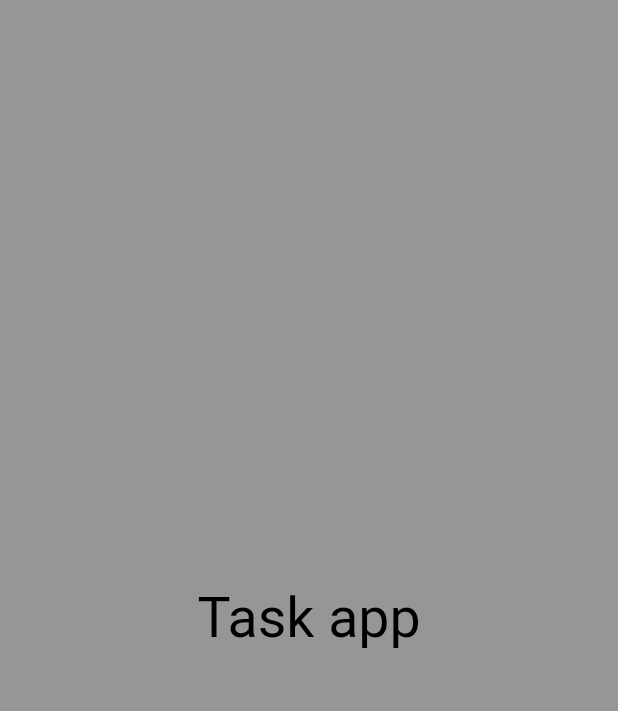
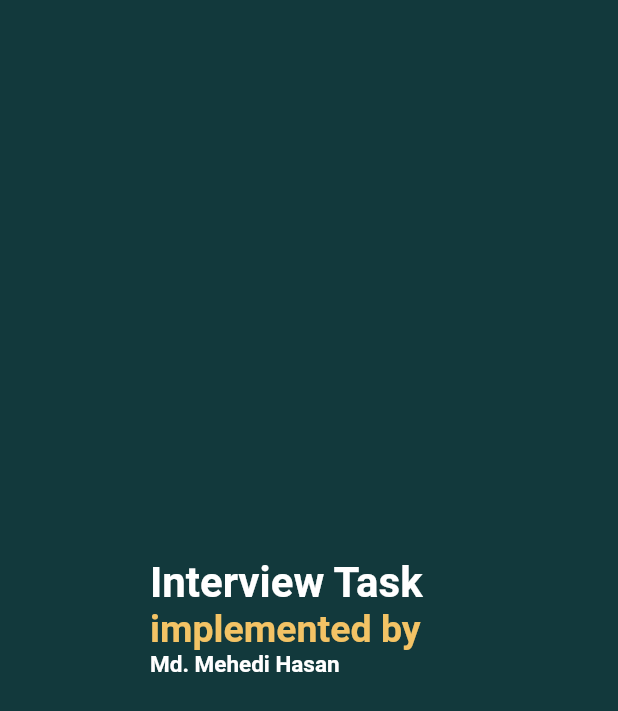
Before and after one commit to mehedimithu/image_gallery_app, a Flutter app: the SplashScreen screen opened by its route, on a phone screen of 412 x 824 dp. Shown: the top 711 px of the screen. Run offline on Flutter 3.47's test engine with Material 2 defaults, Android fonts, the phone set to English and light mode, and no system bars; our stand-ins replace bloc, cached_network_image, flutter_bloc, flutter_screenutil; network calls fail; statements that could not run were skipped.

Commit message:
splash screen ui modified

```diff
--- a/lib/presentation/screens/gallery_screen/gallery_screen.dart
+++ b/lib/presentation/screens/gallery_screen/gallery_screen.dart
@@ -1,6 +1,4 @@
 import 'dart:async';
-
-import 'package:cached_network_image/cached_network_image.dart';
 import 'package:flutter/material.dart';
 import 'package:task_app/controller/controller.dart';
 import 'package:task_app/presentation/presentation.dart';
@@ -55,7 +53,7 @@ class _GalleryScreenState extends State<GalleryScreen> {
             shrinkWrap: true,
             itemCount: _imageList.length + (isLoading ? 1 : 0),
             gridDelegate: const SliverGridDelegateWithFixedCrossAxisCount(
-                crossAxisCount: 3),
+                crossAxisCount: 2, crossAxisSpacing: 2),
             itemBuilder: (context, index) {
               if (index < _imageList.length) {
                 return imageItemsList(_imageList[index], context);
@@ -95,7 +93,8 @@ class _GalleryScreenState extends State<GalleryScreen> {
     scrollController.addListener(() {
       if (scrollController.position.atEdge) {
         if (scrollController.position.pixels != 0) {
-          BlocProvider.of<ListOfImageCubit>(context).loadImages();
+          // BlocProvider.of<ListOfImageCubit>(context).loadImages();
+          _listOfImageCubit?.loadImages();
         }
       }
     });
--- a/lib/presentation/screens/gallery_screen/widgets/custom_appbar.dart
+++ b/lib/presentation/screens/gallery_screen/widgets/custom_appbar.dart
@@ -12,10 +12,10 @@ PreferredSize customAppBar(
     child: Container(
       height: 120.h,
       decoration: const BoxDecoration(
-        color: TaskAppColors.kYellowColorAccent,
+        color: TaskAppColors.kPrimaryColor,
         borderRadius: BorderRadius.only(
-            bottomRight: Radius.circular(40.0),
-            bottomLeft: Radius.circular(40.0)),
+            bottomRight: Radius.circular(35.0),
+            bottomLeft: Radius.circular(35.0)),
       ),
       child: Padding(
         padding: const EdgeInsets.only(top: 30.0, left: 15),
--- a/lib/presentation/screens/splash/splash_screen.dart
+++ b/lib/presentation/screens/splash/splash_screen.dart
@@ -29,16 +29,39 @@ class _SplashScreenState extends State<SplashScreen> {
       body: Container(
           height: size.height,
           width: size.width,
-          color: TaskAppColors.kNeutralColor,
+          color: TaskAppColors.kPrimaryColor,
           child: const Padding(
             padding: EdgeInsets.all(100),
             child: Center(
-                child: Text(
-              'Task app',
-              textAlign: TextAlign.center,
-              style: TextStyle(
-                  fontSize: 37.0, color: TaskAppColors.kBlack300Color),
-            )),
+              child: Text.rich(
+                TextSpan(
+                  children: [
+                    TextSpan(
+                      text: 'Interview Task',
+                      style: TextStyle(
+                          fontWeight: FontWeight.bold,
+                          fontSize: 28.0,
+                          color: TaskAppColors.kWhiteColor),
+                    ),
+                    TextSpan(text: ''),
+                    TextSpan(
+                      text: '  implemented by ',
+                      style: TextStyle(
+                          fontWeight: FontWeight.bold,
+                          fontSize: 25.0,
+                          color: TaskAppColors.kYellowColorAccent),
+                    ),
+                    TextSpan(
+                      text: 'Md. Mehedi Hasan',
+                      style: TextStyle(
+                          fontWeight: FontWeight.bold,
+                          fontSize: 15.0,
+                          color: TaskAppColors.kWhiteColor),
+                    ),
+                  ],
+                ),
+              ),
+            ),
           )),
     );
   }
```
